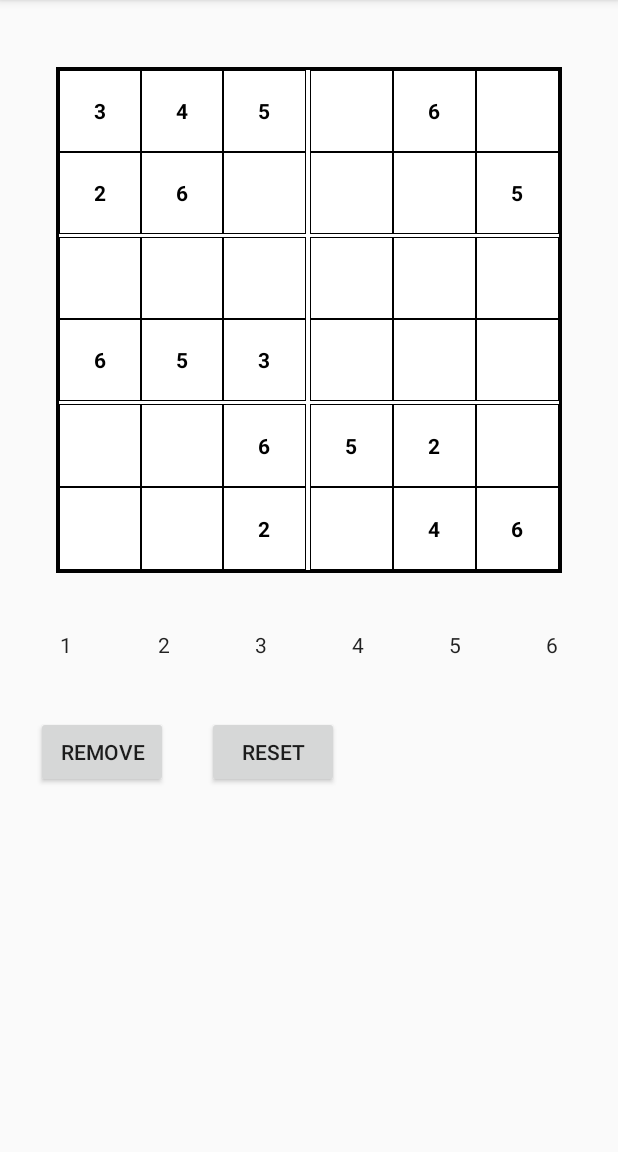
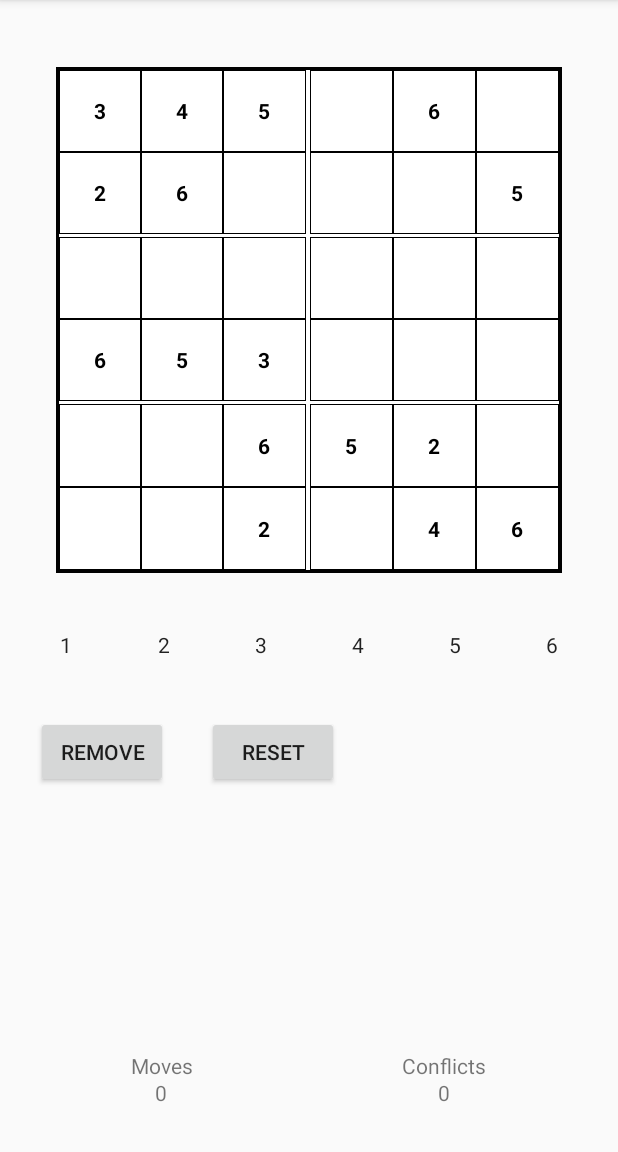
Before and after one commit to 321iakez/AdventureOfPost, an Android app: the SudokuActivity screen opened directly, with no data from a screen before it, on a phone screen of 412 x 824 dp, the part 84-1236 px from its top. Run offline under Robolectric (Android 15) with nearby library versions, the phone set to English and light mode, and no system bars.

Commit message:
added stats display for sudoku

```diff
--- a/phase1/AdventureOfPost/app/src/main/java/com/group0562/adventureofpost/sudoku/views/SudokuActivity.java
+++ b/phase1/AdventureOfPost/app/src/main/java/com/group0562/adventureofpost/sudoku/views/SudokuActivity.java
@@ -3,7 +3,6 @@ package com.group0562.adventureofpost.sudoku.views;
 import android.os.Bundle;
 import android.view.View;
 import android.widget.Button;
-import android.widget.TextView;
 import android.widget.Toast;
 
 import androidx.appcompat.app.AppCompatActivity;
@@ -13,15 +12,16 @@ import com.group0562.adventureofpost.sudoku.Sudoku;
 
 import java.util.List;
 
-public class SudokuActivity extends AppCompatActivity implements SudokuCellFragment.OnFragmentInteractionListener {
+public class SudokuActivity extends AppCompatActivity implements
+        SudokuCellFragment.OnFragmentInteractionListener,
+        SudokuStatsFragment.OnFragmentInteractionListener {
 
     private int currentRow = 0;
     private int currentCol = 0;
-    private TextView hintsLeft;
-    private TextView timerText;
     private Sudoku presenter;
 
     private SudokuCellFragment cellGroupFrag;
+    private SudokuStatsFragment statsFrag;
 
     @Override
     protected void onCreate(Bundle savedInstanceState) {
@@ -30,6 +30,7 @@ public class SudokuActivity extends AppCompatActivity implements SudokuCellFragm
 
         presenter = new Sudoku(getResources().openRawResource(R.raw.sudoku), getApplicationContext());
         cellGroupFrag = (SudokuCellFragment) getSupportFragmentManager().findFragmentById(R.id.boardFragment);
+        statsFrag = (SudokuStatsFragment) getSupportFragmentManager().findFragmentById(R.id.statsFragment);
 
         // Display initial board values
         for (int row = 0; row < 6; row++) {
@@ -52,8 +53,10 @@ public class SudokuActivity extends AppCompatActivity implements SudokuCellFragm
         // Load value on board
         if (updateSuccess) {
             cellGroupFrag.loadValues(newValue, currentRow, currentCol);
+            updateStats(true, false);
         } else {
             Toast.makeText(getApplicationContext(), "Conflict detected!", Toast.LENGTH_SHORT).show();
+            updateStats(false, true);
         }
 
         // Update
@@ -75,7 +78,22 @@ public class SudokuActivity extends AppCompatActivity implements SudokuCellFragm
         }
 
         // Update
+        updateStats(false, false);
         presenter.update();
+    }
+
+    public void updateStats(boolean newMove, boolean newConflict) {
+        if (newMove) {
+            presenter.getGameBoard().addMoves();
+        }
+
+        if (newConflict) {
+            presenter.getGameBoard().addConflicts();
+        }
+
+        int moves = presenter.getGameBoard().getMoves();
+        int conflicts = presenter.getGameBoard().getConflicts();
+        statsFrag.updateStats(moves, conflicts);
     }
 
     @Override
@@ -89,4 +107,9 @@ public class SudokuActivity extends AppCompatActivity implements SudokuCellFragm
             currentCol = col;
         }
     }
+
+    @Override
+    public void onFragmentInteraction(View view) {
+
+    }
 }
--- a/phase1/AdventureOfPost/app/src/main/java/com/group0562/adventureofpost/sudoku/views/SudokuCellFragment.java
+++ b/phase1/AdventureOfPost/app/src/main/java/com/group0562/adventureofpost/sudoku/views/SudokuCellFragment.java
@@ -27,11 +27,6 @@ public class SudokuCellFragment extends Fragment {
 
     public SudokuCellFragment() {
         // Required empty public constructor
-    }
-
-    @Override
-    public void onCreate(Bundle savedInstanceState) {
-        super.onCreate(savedInstanceState);
     }
 
     @Override
--- /dev/null
+++ b/phase1/AdventureOfPost/app/src/main/java/com/group0562/adventureofpost/sudoku/views/SudokuStatsFragment.java
@@ -0,0 +1,78 @@
+package com.group0562.adventureofpost.sudoku.views;
+
+import android.content.Context;
+import android.os.Bundle;
+import android.view.LayoutInflater;
+import android.view.View;
+import android.view.ViewGroup;
+import android.widget.TextView;
+
+import androidx.fragment.app.Fragment;
+
+import com.group0562.adventureofpost.R;
+
+/**
+ * A simple {@link Fragment} subclass.
+ * Activities that contain this fragment must implement the
+ * {@link SudokuStatsFragment.OnFragmentInteractionListener} interface
+ * to handle interaction events.
+ */
+public class SudokuStatsFragment extends Fragment {
+
+    private View view;
+    private OnFragmentInteractionListener mListener;
+
+    public SudokuStatsFragment() {
+        // Required empty public constructor
+    }
+
+
+    @Override
+    public View onCreateView(LayoutInflater inflater, ViewGroup container,
+                             Bundle savedInstanceState) {
+        view = inflater.inflate(R.layout.fragment_sudoku_stats, container, false);
+
+        TextView moveStats = view.findViewById(R.id.statsMoveNum);
+        moveStats.setText("0");
+
+        TextView conflictStats = view.findViewById(R.id.statsConflictNum);
+        conflictStats.setText("0");
+
+        return view;
+    }
+
+    @Override
+    public void onAttach(Context context) {
+        super.onAttach(context);
+        if (context instanceof OnFragmentInteractionListener) {
+            mListener = (OnFragmentInteractionListener) context;
+        } else {
+            throw new RuntimeException(context.toString()
+                    + " must implement OnFragmentInteractionListener");
+        }
+    }
+
+    @Override
+    public void onDetach() {
+        super.onDetach();
+        mListener = null;
+    }
+
+    void updateStats(int newMove, int newConflict) {
+        TextView moveStats = view.findViewById(R.id.statsMoveNum);
+        moveStats.setText(String.valueOf(newMove));
+
+        TextView conflictStats = view.findViewById(R.id.statsConflictNum);
+        conflictStats.setText(String.valueOf(newConflict));
+    }
+
+    /**
+     * This interface must be implemented by activities that contain this
+     * fragment to allow an interaction in this fragment to be communicated
+     * to the activity and potentially other fragments contained in that
+     * activity.
+     */
+    public interface OnFragmentInteractionListener {
+        void onFragmentInteraction(View view);
+    }
+}
--- a/phase1/AdventureOfPost/app/src/main/res/layout/activity_sudoku.xml
+++ b/phase1/AdventureOfPost/app/src/main/res/layout/activity_sudoku.xml
@@ -143,4 +143,15 @@
         app:layout_constraintStart_toEndOf="@+id/button3"
         app:layout_constraintTop_toBottomOf="@+id/numPad1" />
 
+    <fragment
+        android:id="@+id/statsFragment"
+        android:name="com.group0562.adventureofpost.sudoku.views.SudokuStatsFragment"
+        android:layout_width="378dp"
+        android:layout_height="35dp"
+        android:layout_marginBottom="32dp"
+        app:layout_constraintBottom_toBottomOf="parent"
+        app:layout_constraintEnd_toEndOf="parent"
+        app:layout_constraintHorizontal_bias="0.484"
+        app:layout_constraintStart_toStartOf="parent" />
+
 </androidx.constraintlayout.widget.ConstraintLayout>
--- /dev/null
+++ b/phase1/AdventureOfPost/app/src/main/res/layout/fragment_sudoku_stats.xml
@@ -0,0 +1,63 @@
+<TableLayout xmlns:android="http://schemas.android.com/apk/res/android"
+    xmlns:tools="http://schemas.android.com/tools"
+    android:layout_width="match_parent"
+    android:layout_height="match_parent"
+    android:tag="board"
+    tools:context=".sudoku.views.SudokuStatsFragment">
+
+    <TableRow
+        android:layout_width="match_parent"
+        android:layout_height="match_parent"
+        android:layout_weight="1"
+        android:textAlignment="center">
+
+        <TextView
+            android:id="@+id/statsMoveHeader"
+            android:layout_width="wrap_content"
+            android:layout_height="match_parent"
+            android:layout_weight="1"
+            android:gravity="center"
+            android:minWidth="30dp"
+            android:text="@string/move_stats_header"
+            android:textAlignment="center" />
+
+        <TextView
+            android:id="@+id/statsConflictHeader"
+            android:layout_width="wrap_content"
+            android:layout_height="match_parent"
+            android:layout_weight="1"
+            android:gravity="center"
+            android:minWidth="30dp"
+            android:text="@string/conflict_stats_header"
+            android:textAlignment="center" />
+
+    </TableRow>
+
+    <TableRow
+        android:layout_width="match_parent"
+        android:layout_height="match_parent"
+        android:layout_weight="1"
+        android:textAlignment="center">
+
+        <TextView
+            android:id="@+id/statsMoveNum"
+            android:layout_width="wrap_content"
+            android:layout_height="match_parent"
+            android:layout_weight="1"
+            android:gravity="center"
+            android:minWidth="30dp"
+            android:text=""
+            android:textAlignment="center" />
+
+        <TextView
+            android:id="@+id/statsConflictNum"
+            android:layout_width="wrap_content"
+            android:layout_height="match_parent"
+            android:layout_weight="1"
+            android:gravity="center"
+            android:minWidth="30dp"
+            android:text=""
+            android:textAlignment="center" />
+
+    </TableRow>
+</TableLayout>
--- a/phase1/AdventureOfPost/app/src/main/res/values/strings.xml
+++ b/phase1/AdventureOfPost/app/src/main/res/values/strings.xml
@@ -52,8 +52,12 @@
     <string name="num7">7</string>
     <string name="num8">8</string>
     <string name="num9">9</string>
+
     <string name="remove_button">Remove</string>
     <string name="reset_button">Reset</string>
     <string name="next">Next</string>
 
+    <string name="move_stats_header">Moves</string>
+    <string name="conflict_stats_header">Conflicts</string>
+
 </resources>
```
Also changed, not shown: phase1/AdventureOfPost/app/src/main/java/com/group0562/adventureofpost/sudoku/Board.java (+36 -6 lines). Lines whose indentation alone changed are shown as unchanged.
